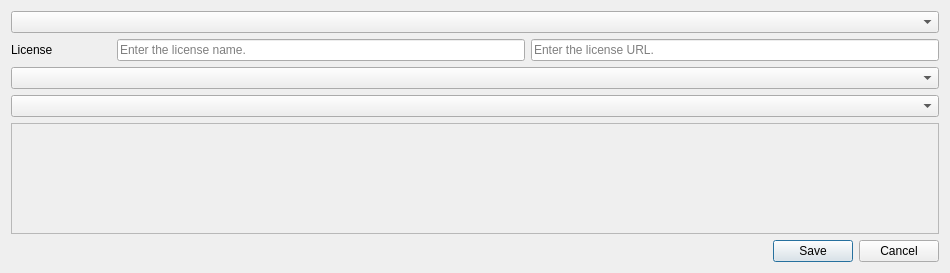
First picture: the form in pasta_eln/GUI/dataverse/edit_metadata_dialog_base.ui, repository PASTA-ELN/pasta-eln, before the edit.
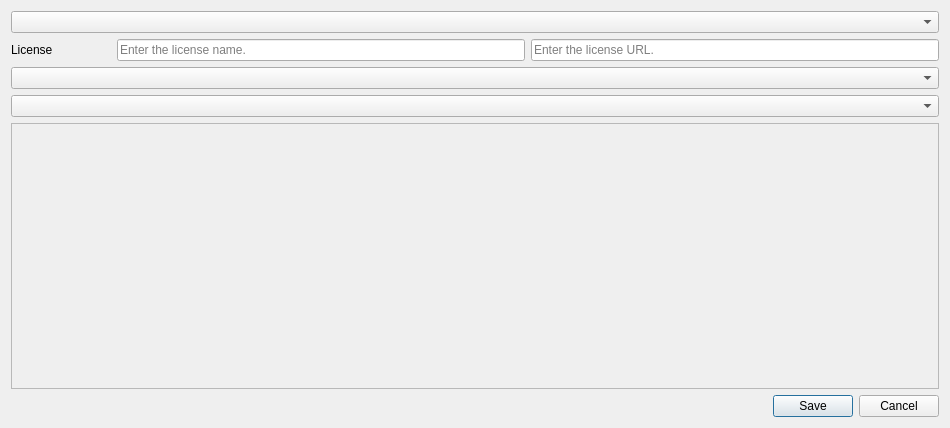
Second picture: the form after the edit.

The edit to the form file:
```diff
--- a/pasta_eln/GUI/dataverse/edit_metadata_dialog_base.ui
+++ b/pasta_eln/GUI/dataverse/edit_metadata_dialog_base.ui
@@ -7,7 +7,7 @@
     <x>0</x>
     <y>0</y>
     <width>950</width>
-    <height>273</height>
+    <height>428</height>
    </rect>
   </property>
   <property name="windowTitle">
@@ -100,7 +100,7 @@
           <x>0</x>
           <y>0</y>
           <width>928</width>
-          <height>94</height>
+          <height>249</height>
          </rect>
         </property>
         <layout class="QVBoxLayout" name="verticalLayout_3">
```
